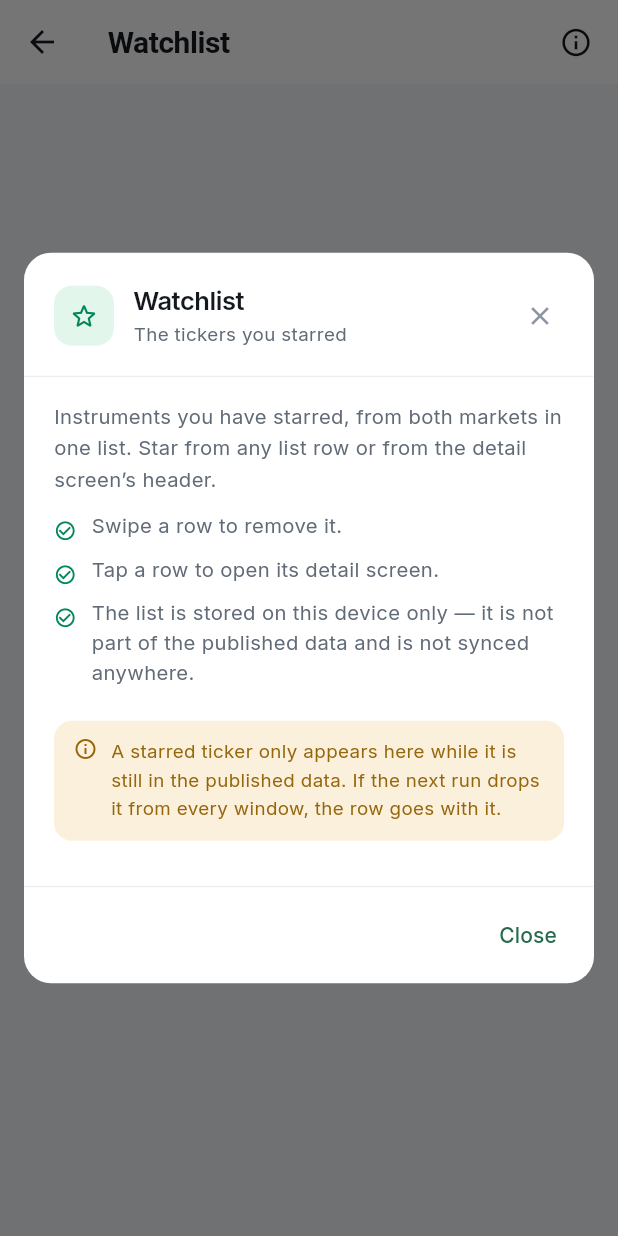
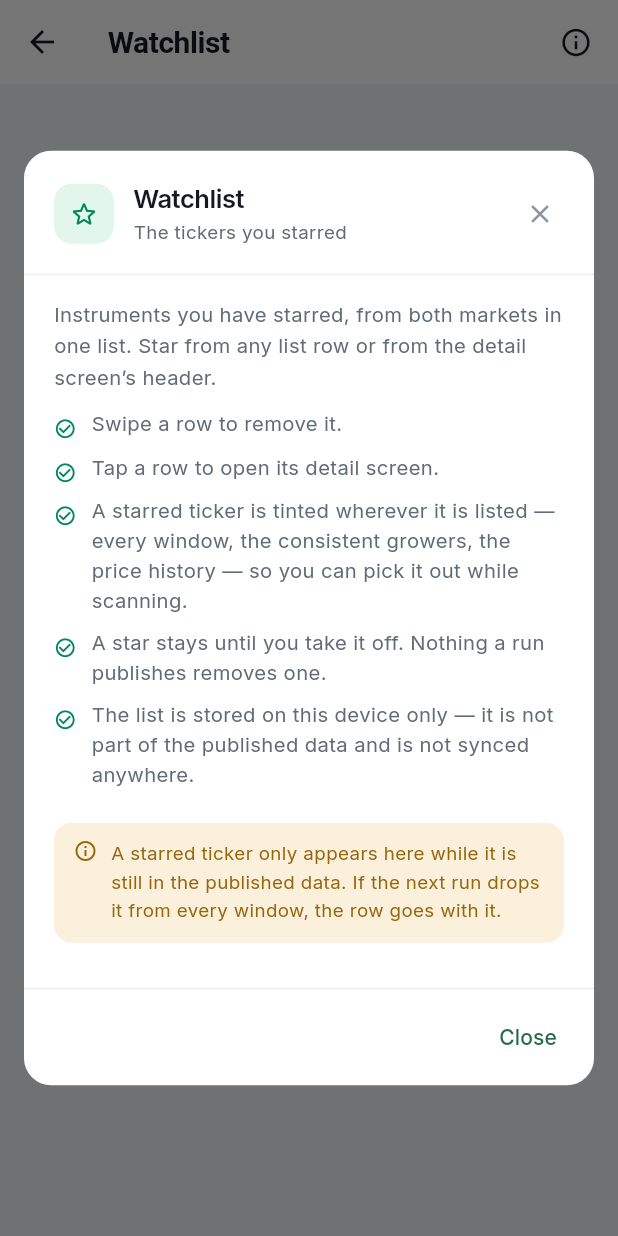
Before and after one commit to ryandam9/Screener, a Flutter app: the WatchlistScreen screen opened directly, after a tap on the "info outline" icon, on a phone screen of 412 x 824 dp. Run offline on Flutter 3.47's test engine with Material 3 defaults, Android fonts, the phone set to English and light mode, and no system bars; our stand-ins replace flutter_local_notifications, shared_preferences, sqflite, sqflite_common_ffi; missing offline and left inert: workmanager; accounts and stored records are empty; network calls fail; statements that could not run were skipped.

Commit message:
Mark a starred ticker wherever it is listed
The star at the end of a row is a control, not a mark: 18px of
outline-versus-fill at the far edge, which is not something you can pick
out while scanning a screenful of tickers for the ones you follow. Rows
now carry a warm tint when their ticker is on the watchlist, so a star
put on from the dashboard shows up in the 7-day list, the monthly one,
the price history and the desktop tables without any of them being told
about it.

Consistent growers were the one list that showed a ticker without saying
whether it was starred, and with no way to star it. Both belong there as
much as anywhere else.

And the settings screen's "Clear" emptied the whole watchlist on a
single tap, with no confirmation and nothing to undo it — the watchlist
screen's own Clear has always asked. Both now go through the same
dialog: a star stays until it is deliberately taken off.

Co-Authored-By: Claude Opus 5 (1M context) <noreply@anthropic.com>
Claude-Session: https://claude.ai/code/session_016vz2iWnqkKJaCpzaDeDeeX

```diff
--- a/lib/theme/app_theme.dart
+++ b/lib/theme/app_theme.dart
@@ -19,6 +19,7 @@ class ScreenerColors extends ThemeExtension<ScreenerColors> {
     required this.neutralSurface,
     required this.warning,
     required this.warningSurface,
+    required this.starredSurface,
     required this.card,
     required this.cardBorder,
     required this.pageBackground,
@@ -38,6 +39,16 @@ class ScreenerColors extends ThemeExtension<ScreenerColors> {
   final Color neutralSurface;
   final Color warning;
   final Color warningSurface;
+
+  /// Background of a list row whose ticker is on the watchlist.
+  ///
+  /// A wash rather than a tint: it sits under every row of a starred ticker in
+  /// every list, so it has to be readable behind a whole row of text and still
+  /// disappear when you are not looking for it. Warm, to belong to the same
+  /// family as the star that put it there — [warningSurface] itself is spoken
+  /// for by stale-data banners and is too strong to repeat down a list.
+  final Color starredSurface;
+
   final Color card;
   final Color cardBorder;
   final Color pageBackground;
@@ -73,6 +84,7 @@ class ScreenerColors extends ThemeExtension<ScreenerColors> {
     neutralSurface: Color(0xFFEFF1F4),
     warning: Color(0xFF96660C),
     warningSurface: Color(0xFFFBF0DC),
+    starredSurface: Color(0xFFFDF5E4),
     card: Color(0xFFFFFFFF),
     cardBorder: Color(0xFFE7E9EE),
     pageBackground: Color(0xFFF4F6F8),
@@ -93,6 +105,7 @@ class ScreenerColors extends ThemeExtension<ScreenerColors> {
     neutralSurface: Color(0xFF232830),
     warning: Color(0xFFE9B44C),
     warningSurface: Color(0xFF33280F),
+    starredSurface: Color(0xFF262009),
     card: Color(0xFF181C22),
     cardBorder: Color(0xFF272D36),
     pageBackground: Color(0xFF0F1216),
@@ -114,6 +127,7 @@ class ScreenerColors extends ThemeExtension<ScreenerColors> {
     Color? neutralSurface,
     Color? warning,
     Color? warningSurface,
+    Color? starredSurface,
     Color? card,
     Color? cardBorder,
     Color? pageBackground,
@@ -133,6 +147,7 @@ class ScreenerColors extends ThemeExtension<ScreenerColors> {
       neutralSurface: neutralSurface ?? this.neutralSurface,
       warning: warning ?? this.warning,
       warningSurface: warningSurface ?? this.warningSurface,
+      starredSurface: starredSurface ?? this.starredSurface,
       card: card ?? this.card,
       cardBorder: cardBorder ?? this.cardBorder,
       pageBackground: pageBackground ?? this.pageBackground,
@@ -158,6 +173,7 @@ class ScreenerColors extends ThemeExtension<ScreenerColors> {
       neutralSurface: mix(neutralSurface, other.neutralSurface),
       warning: mix(warning, other.warning),
       warningSurface: mix(warningSurface, other.warningSurface),
+      starredSurface: mix(starredSurface, other.starredSurface),
       card: mix(card, other.card),
       cardBorder: mix(cardBorder, other.cardBorder),
       pageBackground: mix(pageBackground, other.pageBackground),
--- a/lib/ui/info/page_info.dart
+++ b/lib/ui/info/page_info.dart
@@ -239,6 +239,17 @@ class PageInfos {
       InfoBullets([
         InfoBullet(text: 'Swipe a row to remove it.'),
         InfoBullet(text: 'Tap a row to open its detail screen.'),
+        InfoBullet(
+          text:
+              'A starred ticker is tinted wherever it is listed — every '
+              'window, the consistent growers, the price history — so you '
+              'can pick it out while scanning.',
+        ),
+        InfoBullet(
+          text:
+              'A star stays until you take it off. Nothing a run publishes '
+              'removes one.',
+        ),
         InfoBullet(
           text:
               'The list is stored on this device only — it is not part of '
--- a/lib/ui/screens/history_screen.dart
+++ b/lib/ui/screens/history_screen.dart
@@ -21,6 +21,7 @@ import '../widgets/price_chart.dart';
 import '../widgets/stock_tile.dart';
 import '../widgets/table_frame.dart';
 import '../widgets/ticker_avatar.dart';
+import '../widgets/watchlist_highlight.dart';
 import '../widgets/watchlist_star.dart';
 
 /// How much of a ticker's history the chart shows.
@@ -483,7 +484,9 @@ class _HistoryTile extends StatelessWidget {
     final colors = context.colors;
 
     return Material(
-      color: selected ? colors.positiveSurface : Colors.transparent,
+      color:
+          starredRowColor(context, market, row.ticker, selected: selected) ??
+          Colors.transparent,
       child: InkWell(
         onTap: onTap,
         child: Padding(
@@ -537,7 +540,11 @@ class _HistoryTile extends StatelessWidget {
                       ),
                     ),
                   ),
-                  WatchlistStar(market: market, ticker: row.ticker, dense: true),
+                  WatchlistStar(
+                    market: market,
+                    ticker: row.ticker,
+                    dense: true,
+                  ),
                   // The link's slot is held even when a row has no URL, so the
                   // stars stay in one column down the list rather than sliding
                   // right on the rows the file gave no exchange code.
--- a/lib/ui/screens/more_screen.dart
+++ b/lib/ui/screens/more_screen.dart
@@ -12,6 +12,7 @@ import '../../services/digest_scheduler.dart';
 import '../../services/notifier.dart';
 import '../../services/digest_service.dart';
 import '../widgets/panels.dart';
+import '../widgets/watchlist_star.dart';
 import 'history_screen.dart';
 import 'reports_screen.dart';
 import '../info/page_info.dart';
@@ -185,7 +186,8 @@ class MoreScreen extends StatelessWidget {
               trailing: watchlist.isEmpty
                   ? null
                   : TextButton(
-                      onPressed: watchlist.clear,
+                      onPressed: () =>
+                          confirmClearWatchlist(context, watchlist),
                       child: const Text('Clear'),
                     ),
             ),
--- /dev/null
+++ b/lib/ui/widgets/watchlist_highlight.dart
@@ -0,0 +1,35 @@
+import 'package:flutter/material.dart';
+import 'package:provider/provider.dart';
+
+import '../../models/market.dart';
+import '../../state/watchlist_controller.dart';
+import '../../theme/app_theme.dart';
+
+/// Whether [ticker] is starred, subscribing the caller to later changes.
+///
+/// Every list that renders a ticker calls this, so a star added on one screen
+/// shows up on the rest of them without any of them being told about it.
+bool isStarred(BuildContext context, Market market, String ticker) =>
+    context.watch<WatchlistController>().contains(market, ticker);
+
+/// The background a list row carries when its ticker is starred, or null.
+///
+/// The star at the end of a row is a control, not a mark: it is 18px of
+/// outline-versus-fill at the far edge, which is not something you can pick
+/// out while scanning a screenful of tickers for the ones you follow. The
+/// whole row is tinted instead, so a starred ticker reads as starred in the
+/// 7-day list, the 30-day list, the price history, and everywhere else it
+/// turns up.
+///
+/// Pass [selected] for lists that also mark the row the detail pane is
+/// showing: that is where you are right now, and it wins.
+Color? starredRowColor(
+  BuildContext context,
+  Market market,
+  String ticker, {
+  bool selected = false,
+}) {
+  final colors = context.colors;
+  if (selected) return colors.positiveSurface;
+  return isStarred(context, market, ticker) ? colors.starredSurface : null;
+}
```
Also changed, not shown: lib/ui/desktop/widgets/gainers_table.dart (+7 -1 lines), lib/ui/screens/market_list_screen.dart (+20 -3 lines), lib/ui/screens/watchlist_screen.dart (+2 -28 lines), lib/ui/widgets/stock_tile.dart (+22 -4 lines), lib/ui/widgets/watchlist_star.dart (+33 -0 lines), 1 other file.
